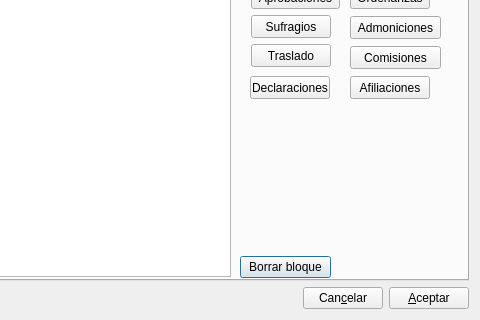
This is gui/dlgdetalles.ui in rogorido/qtpredicadores as Qt 5 draws it before an edit; both pictures show x 213 to 693 and y 91 to 411 of the 693 by 411 pixel window. The edited form follows.
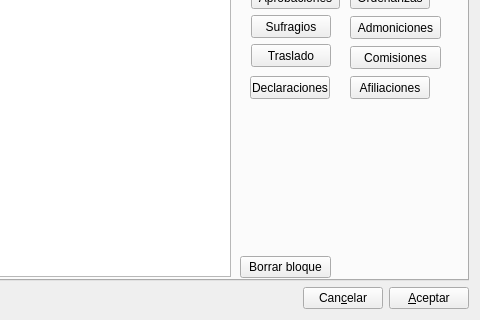
This is the edited form.

Commit message: dlgDetalles como QWidget

Patch:
```diff
--- a/gui/dlgdetalles.ui
+++ b/gui/dlgdetalles.ui
@@ -1,7 +1,7 @@
 <?xml version="1.0" encoding="UTF-8"?>
 <ui version="4.0">
  <class>dlgDetalles</class>
- <widget class="QDialog" name="dlgDetalles">
+ <widget class="QWidget" name="dlgDetalles">
   <property name="geometry">
    <rect>
     <x>0</x>
```
The commit also changes 2 other files.
